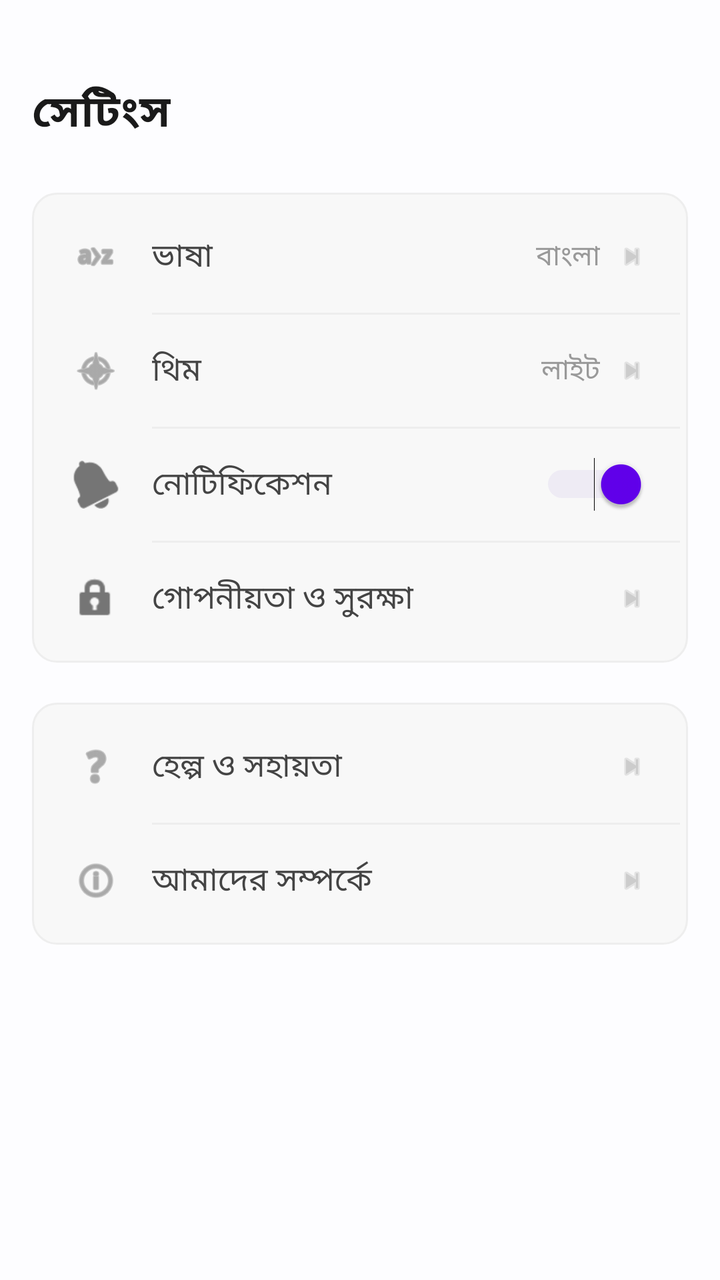
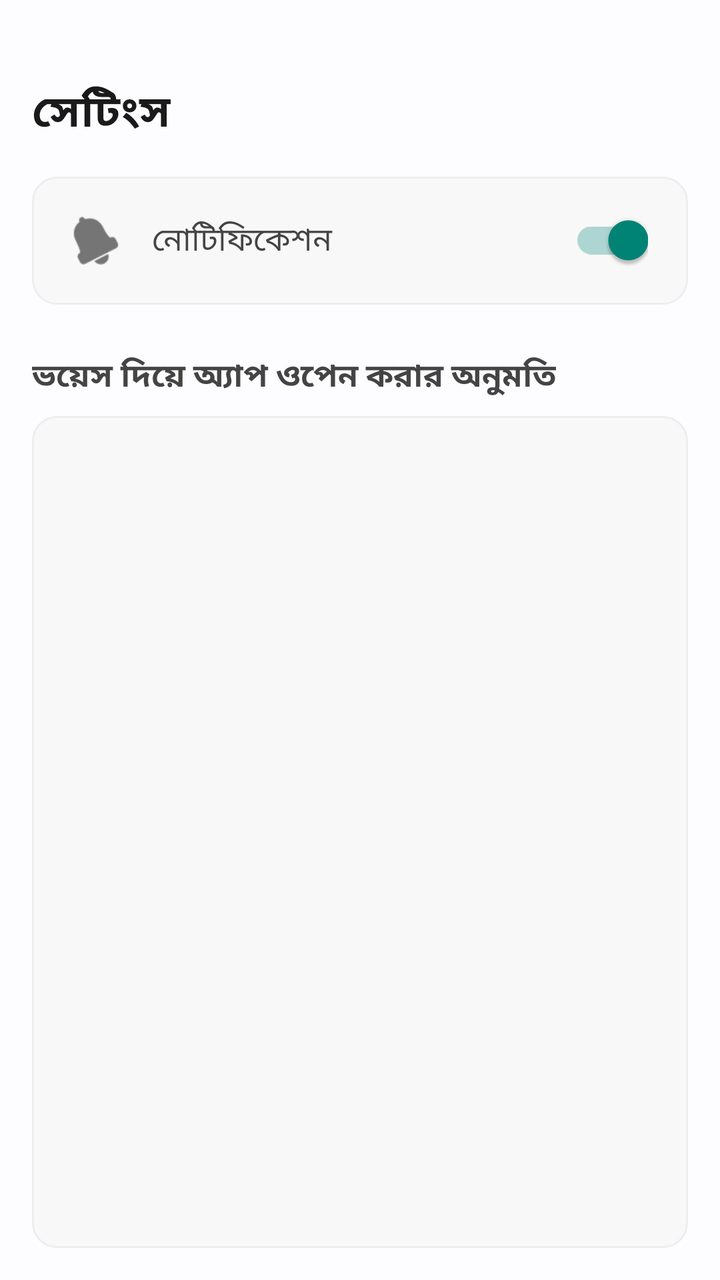

Two renders of the same Android screen: before a commit and after it. Below are the layout's source before the change and the commit's diff.
<!-- AndroidManifest.xml: application theme Theme.AppCompat.Light.NoActionBar -->
<!-- res/layout/activity_settings.xml -->
<?xml version="1.0" encoding="utf-8"?>
<LinearLayout xmlns:android="http://schemas.android.com/apk/res/android"
    xmlns:app="http://schemas.android.com/apk/res-auto"
    android:layout_width="match_parent"
    android:layout_height="match_parent"
    android:background="#FDFDFF"
    android:orientation="vertical"
    android:padding="16dp">

    <TextView
        android:layout_width="wrap_content"
        android:layout_height="wrap_content"
        android:layout_marginTop="24dp"
        android:layout_marginBottom="24dp"
        android:text="সেটিংস"
        android:textColor="#1A1A1A"
        android:textSize="22sp"
        android:textStyle="bold" />

    <LinearLayout
        android:layout_width="match_parent"
        android:layout_height="wrap_content"
        android:background="@drawable/bg_permission_item"
        android:orientation="vertical"
        android:padding="4dp">

        <LinearLayout
            android:layout_width="match_parent"
            android:layout_height="56dp"
            android:gravity="center_vertical"
            android:paddingStart="16dp"
            android:paddingEnd="16dp">
            <ImageView android:layout_width="24dp" android:layout_height="24dp" android:src="@android:drawable/ic_menu_sort_alphabetically" app:tint="#757575"/>
            <TextView android:layout_width="0dp" android:layout_height="wrap_content" android:layout_weight="1" android:layout_marginStart="16dp" android:text="ভাষা" android:textColor="#444444" android:textSize="16sp"/>
            <TextView android:layout_width="wrap_content" android:layout_height="wrap_content" android:text="বাংলা" android:textColor="#999999" android:textSize="14sp" android:layout_marginEnd="8dp"/>
            <ImageView android:layout_width="16dp" android:layout_height="16dp" android:src="@android:drawable/ic_media_next" app:tint="#CCCCCC"/>
        </LinearLayout>

        <View android:layout_width="match_parent" android:layout_height="1dp" android:background="#EEEEEE" android:layout_marginStart="56dp"/>

        <LinearLayout
            android:layout_width="match_parent"
            android:layout_height="56dp"
            android:gravity="center_vertical"
            android:paddingStart="16dp"
            android:paddingEnd="16dp">
            <ImageView android:layout_width="24dp" android:layout_height="24dp" android:src="@android:drawable/ic_menu_compass" app:tint="#757575"/>
            <TextView android:layout_width="0dp" android:layout_height="wrap_content" android:layout_weight="1" android:layout_marginStart="16dp" android:text="থিম" android:textColor="#444444" android:textSize="16sp"/>
            <TextView android:layout_width="wrap_content" android:layout_height="wrap_content" android:text="লাইট" android:textColor="#999999" android:textSize="14sp" android:layout_marginEnd="8dp"/>
            <ImageView android:layout_width="16dp" android:layout_height="16dp" android:src="@android:drawable/ic_media_next" app:tint="#CCCCCC"/>
        </LinearLayout>

        <View android:layout_width="match_parent" android:layout_height="1dp" android:background="#EEEEEE" android:layout_marginStart="56dp"/>

        <LinearLayout
            android:layout_width="match_parent"
            android:layout_height="56dp"
            android:gravity="center_vertical"
            android:paddingStart="16dp"
            android:paddingEnd="16dp">
            <ImageView android:layout_width="24dp" android:layout_height="24dp" android:src="@android:drawable/ic_popup_reminder" app:tint="#757575"/>
            <TextView android:layout_width="0dp" android:layout_height="wrap_content" android:layout_weight="1" android:layout_marginStart="16dp" android:text="নোটিফিকেশন" android:textColor="#444444" android:textSize="16sp"/>
            <Switch android:layout_width="wrap_content" android:layout_height="wrap_content" android:checked="true" android:thumbTint="#6200EE" android:trackTint="#D1C4E9"/>
        </LinearLayout>

        <View android:layout_width="match_parent" android:layout_height="1dp" android:background="#EEEEEE" android:layout_marginStart="56dp"/>

        <LinearLayout
            android:layout_width="match_parent"
            android:layout_height="56dp"
            android:gravity="center_vertical"
            android:paddingStart="16dp"
            android:paddingEnd="16dp">
            <ImageView android:layout_width="24dp" android:layout_height="24dp" android:src="@android:drawable/ic_lock_idle_lock" app:tint="#757575"/>
            <TextView android:layout_width="0dp" android:layout_height="wrap_content" android:layout_weight="1" android:layout_marginStart="16dp" android:text="গোপনীয়তা ও সুরক্ষা" android:textColor="#444444" android:textSize="16sp"/>
            <ImageView android:layout_width="16dp" android:layout_height="16dp" android:src="@android:drawable/ic_media_next" app:tint="#CCCCCC"/>
        </LinearLayout>
    </LinearLayout>

    <LinearLayout
        android:layout_width="match_parent"
        android:layout_height="wrap_content"
        android:layout_marginTop="20dp"
        android:background="@drawable/bg_permission_item"
        android:orientation="vertical"
        android:padding="4dp">

        <LinearLayout
            android:layout_width="match_parent"
            android:layout_height="56dp"
            android:gravity="center_vertical"
            android:paddingStart="16dp"
            android:paddingEnd="16dp">
            <ImageView android:layout_width="24dp" android:layout_height="24dp" android:src="@android:drawable/ic_menu_help" app:tint="#757575"/>
            <TextView android:layout_width="0dp" android:layout_height="wrap_content" android:layout_weight="1" android:layout_marginStart="16dp" android:text="হেল্প ও সহায়তা" android:textColor="#444444" android:textSize="16sp"/>
            <ImageView android:layout_width="16dp" android:layout_height="16dp" android:src="@android:drawable/ic_media_next" app:tint="#CCCCCC"/>
        </LinearLayout>

        <View android:layout_width="match_parent" android:layout_height="1dp" android:background="#EEEEEE" android:layout_marginStart="56dp"/>

        <LinearLayout
            android:layout_width="match_parent"
            android:layout_height="56dp"
            android:gravity="center_vertical"
            android:paddingStart="16dp"
            android:paddingEnd="16dp">
            <ImageView android:layout_width="24dp" android:layout_height="24dp" android:src="@android:drawable/ic_menu_info_details" app:tint="#757575"/>
            <TextView android:layout_width="0dp" android:layout_height="wrap_content" android:layout_weight="1" android:layout_marginStart="16dp" android:text="আমাদের সম্পর্কে" android:textColor="#444444" android:textSize="16sp"/>
            <ImageView android:layout_width="16dp" android:layout_height="16dp" android:src="@android:drawable/ic_media_next" app:tint="#CCCCCC"/>
        </LinearLayout>
    </LinearLayout>

</LinearLayout>
<!-- resources referenced by this layout -->
<resources>
  <!-- drawable bg_permission_item (drawable) -->
  <?xml version="1.0" encoding="utf-8"?>
  <shape xmlns:android="http://schemas.android.com/apk/res/android">
      <solid android:color="#F8F8F8" />
      <corners android:radius="12dp" />
      <stroke
          android:width="1dp"
          android:color="#EEEEEE" />
  </shape>
</resources>

<!-- the commit's change to res/layout/activity_settings.xml (unified diff, before → after) -->
@@ -1,6 +1,7 @@
 <?xml version="1.0" encoding="utf-8"?>
 <LinearLayout xmlns:android="http://schemas.android.com/apk/res/android"
     xmlns:app="http://schemas.android.com/apk/res-auto"
+    xmlns:tools="http://schemas.android.com/tools"
     android:layout_width="match_parent"
     android:layout_height="match_parent"
     android:background="#FDFDFF"
@@ -11,12 +12,13 @@
         android:layout_width="wrap_content"
         android:layout_height="wrap_content"
         android:layout_marginTop="24dp"
-        android:layout_marginBottom="24dp"
+        android:layout_marginBottom="16dp"
         android:text="সেটিংস"
         android:textColor="#1A1A1A"
         android:textSize="22sp"
         android:textStyle="bold" />
 
+    
     <LinearLayout
         android:layout_width="match_parent"
         android:layout_height="wrap_content"
@@ -30,84 +32,59 @@
             android:gravity="center_vertical"
             android:paddingStart="16dp"
             android:paddingEnd="16dp">
-            <ImageView android:layout_width="24dp" android:layout_height="24dp" android:src="@android:drawable/ic_menu_sort_alphabetically" app:tint="#757575"/>
-            <TextView android:layout_width="0dp" android:layout_height="wrap_content" android:layout_weight="1" android:layout_marginStart="16dp" android:text="ভাষা" android:textColor="#444444" android:textSize="16sp"/>
-            <TextView android:layout_width="wrap_content" android:layout_height="wrap_content" android:text="বাংলা" android:textColor="#999999" android:textSize="14sp" android:layout_marginEnd="8dp"/>
-            <ImageView android:layout_width="16dp" android:layout_height="16dp" android:src="@android:drawable/ic_media_next" app:tint="#CCCCCC"/>
-        </LinearLayout>
-
-        <View android:layout_width="match_parent" android:layout_height="1dp" android:background="#EEEEEE" android:layout_marginStart="56dp"/>
-
-        <LinearLayout
-            android:layout_width="match_parent"
-            android:layout_height="56dp"
-            android:gravity="center_vertical"
-            android:paddingStart="16dp"
-            android:paddingEnd="16dp">
-            <ImageView android:layout_width="24dp" android:layout_height="24dp" android:src="@android:drawable/ic_menu_compass" app:tint="#757575"/>
-            <TextView android:layout_width="0dp" android:layout_height="wrap_content" android:layout_weight="1" android:layout_marginStart="16dp" android:text="থিম" android:textColor="#444444" android:textSize="16sp"/>
-            <TextView android:layout_width="wrap_content" android:layout_height="wrap_content" android:text="লাইট" android:textColor="#999999" android:textSize="14sp" android:layout_marginEnd="8dp"/>
-            <ImageView android:layout_width="16dp" android:layout_height="16dp" android:src="@android:drawable/ic_media_next" app:tint="#CCCCCC"/>
-        </LinearLayout>
-
-        <View android:layout_width="match_parent" android:layout_height="1dp" android:background="#EEEEEE" android:layout_marginStart="56dp"/>
-
-        <LinearLayout
-            android:layout_width="match_parent"
-            android:layout_height="56dp"
-            android:gravity="center_vertical"
-            android:paddingStart="16dp"
-            android:paddingEnd="16dp">
             <ImageView android:layout_width="24dp" android:layout_height="24dp" android:src="@android:drawable/ic_popup_reminder" app:tint="#757575"/>
             <TextView android:layout_width="0dp" android:layout_height="wrap_content" android:layout_weight="1" android:layout_marginStart="16dp" android:text="নোটিফিকেশন" android:textColor="#444444" android:textSize="16sp"/>
-            <Switch android:layout_width="wrap_content" android:layout_height="wrap_content" android:checked="true" android:thumbTint="#6200EE" android:trackTint="#D1C4E9"/>
-        </LinearLayout>
-
-        <View android:layout_width="match_parent" android:layout_height="1dp" android:background="#EEEEEE" android:layout_marginStart="56dp"/>
-
-        <LinearLayout
-            android:layout_width="match_parent"
-            android:layout_height="56dp"
-            android:gravity="center_vertical"
-            android:paddingStart="16dp"
-            android:paddingEnd="16dp">
-            <ImageView android:layout_width="24dp" android:layout_height="24dp" android:src="@android:drawable/ic_lock_idle_lock" app:tint="#757575"/>
-            <TextView android:layout_width="0dp" android:layout_height="wrap_content" android:layout_weight="1" android:layout_marginStart="16dp" android:text="গোপনীয়তা ও সুরক্ষা" android:textColor="#444444" android:textSize="16sp"/>
-            <ImageView android:layout_width="16dp" android:layout_height="16dp" android:src="@android:drawable/ic_media_next" app:tint="#CCCCCC"/>
+            <androidx.appcompat.widget.SwitchCompat android:layout_width="wrap_content" android:layout_height="wrap_content" android:checked="true" />
         </LinearLayout>
     </LinearLayout>
 
-    <LinearLayout
+    <TextView
+        android:layout_width="wrap_content"
+        android:layout_height="wrap_content"
+        android:layout_marginTop="24dp"
+        android:layout_marginBottom="8dp"
+        android:text="ভয়েস দিয়ে অ্যাপ ওপেন করার অনুমতি"
+        android:textColor="#444444"
+        android:textSize="16sp"
+        android:textStyle="bold" />
+
+    <androidx.recyclerview.widget.RecyclerView
+        android:id="@+id/rvAppPermissions"
         android:layout_width="match_parent"
-        android:layout_height="wrap_content"
-        android:layout_marginTop="20dp"
+        android:layout_height="0dp"
+        android:layout_weight="1"
         android:background="@drawable/bg_permission_item"
-        android:orientation="vertical"
-        android:padding="4dp">
-
-        <LinearLayout
-            android:layout_width="match_parent"
-            android:layout_height="56dp"
-            android:gravity="center_vertical"
-            android:paddingStart="16dp"
-            android:paddingEnd="16dp">
-            <ImageView android:layout_width="24dp" android:layout_height="24dp" android:src="@android:drawable/ic_menu_help" app:tint="#757575"/>
-            <TextView android:layout_width="0dp" android:layout_height="wrap_content" android:layout_weight="1" android:layout_marginStart="16dp" android:text="হেল্প ও সহায়তা" android:textColor="#444444" android:textSize="16sp"/>
-            <ImageView android:layout_width="16dp" android:layout_height="16dp" android:src="@android:drawable/ic_media_next" app:tint="#CCCCCC"/>
-        </LinearLayout>
-
-        <View android:layout_width="match_parent" android:layout_height="1dp" android:background="#EEEEEE" android:layout_marginStart="56dp"/>
-
-        <LinearLayout
-            android:layout_width="match_parent"
-            android:layout_height="56dp"
-            android:gravity="center_vertical"
-            android:paddingStart="16dp"
-            android:paddingEnd="16dp">
-            <ImageView android:layout_width="24dp" android:layout_height="24dp" android:src="@android:drawable/ic_menu_info_details" app:tint="#757575"/>
-            <TextView android:layout_width="0dp" android:layout_height="wrap_content" android:layout_weight="1" android:layout_marginStart="16dp" android:text="আমাদের সম্পর্কে" android:textColor="#444444" android:textSize="16sp"/>
-            <ImageView android:layout_width="16dp" android:layout_height="16dp" android:src="@android:drawable/ic_media_next" app:tint="#CCCCCC"/>
-        </LinearLayout>
-    </LinearLayout>
+        tools:listitem="@layout/item_app_permission" />
 
 </LinearLayout>
+<!-- res/layout/item_app_permission.xml (included above) -->
+<?xml version="1.0" encoding="utf-8"?>
+<LinearLayout xmlns:android="http://schemas.android.com/apk/res/android"
+    android:layout_width="match_parent"
+    android:layout_height="wrap_content"
+    android:orientation="horizontal"
+    android:padding="12dp"
+    android:gravity="center_vertical">
+
+    <ImageView
+        android:id="@+id/imgAppIcon"
+        android:layout_width="40dp"
+        android:layout_height="40dp"
+        android:contentDescription="App Icon" />
+
+    <TextView
+        android:id="@+id/tvAppName"
+        android:layout_width="0dp"
+        android:layout_height="wrap_content"
+        android:layout_weight="1"
+        android:layout_marginStart="16dp"
+        android:text="App Name"
+        android:textColor="#333333"
+        android:textSize="16sp" />
+
+    <androidx.appcompat.widget.SwitchCompat
+        android:id="@+id/swAppPermission"
+        android:layout_width="wrap_content"
+        android:layout_height="wrap_content" />
+
+</LinearLayout>
